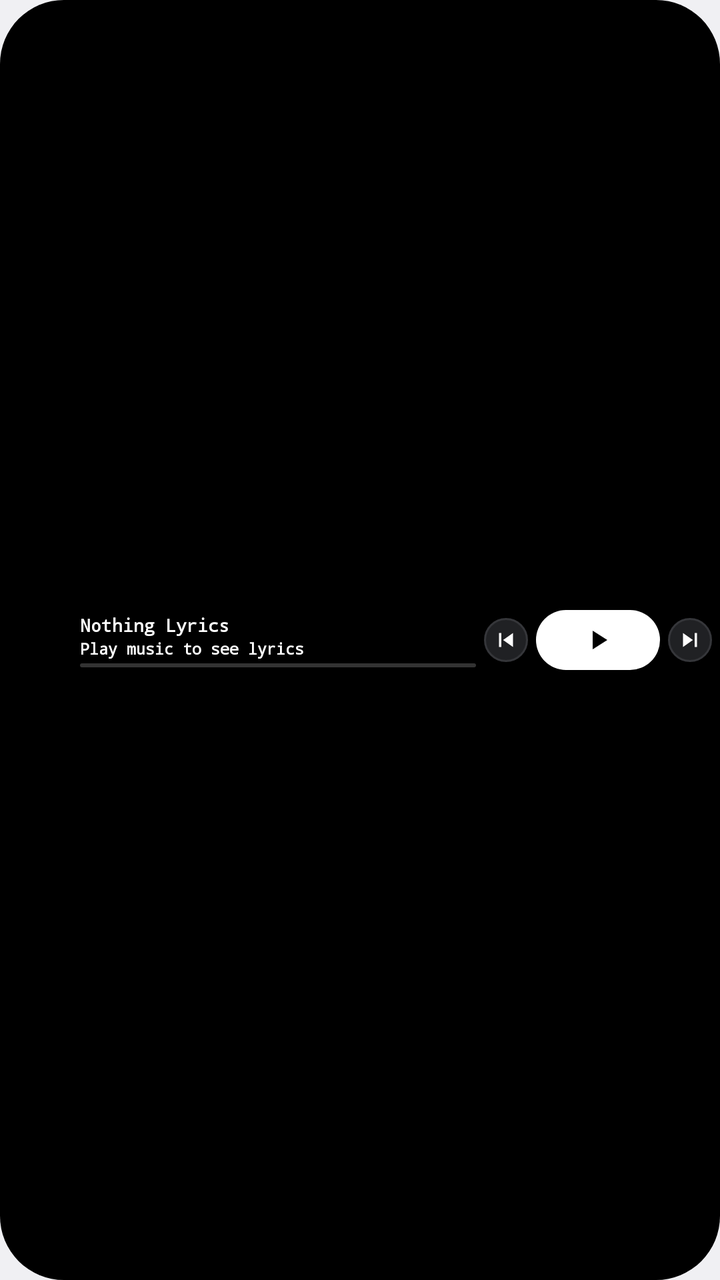
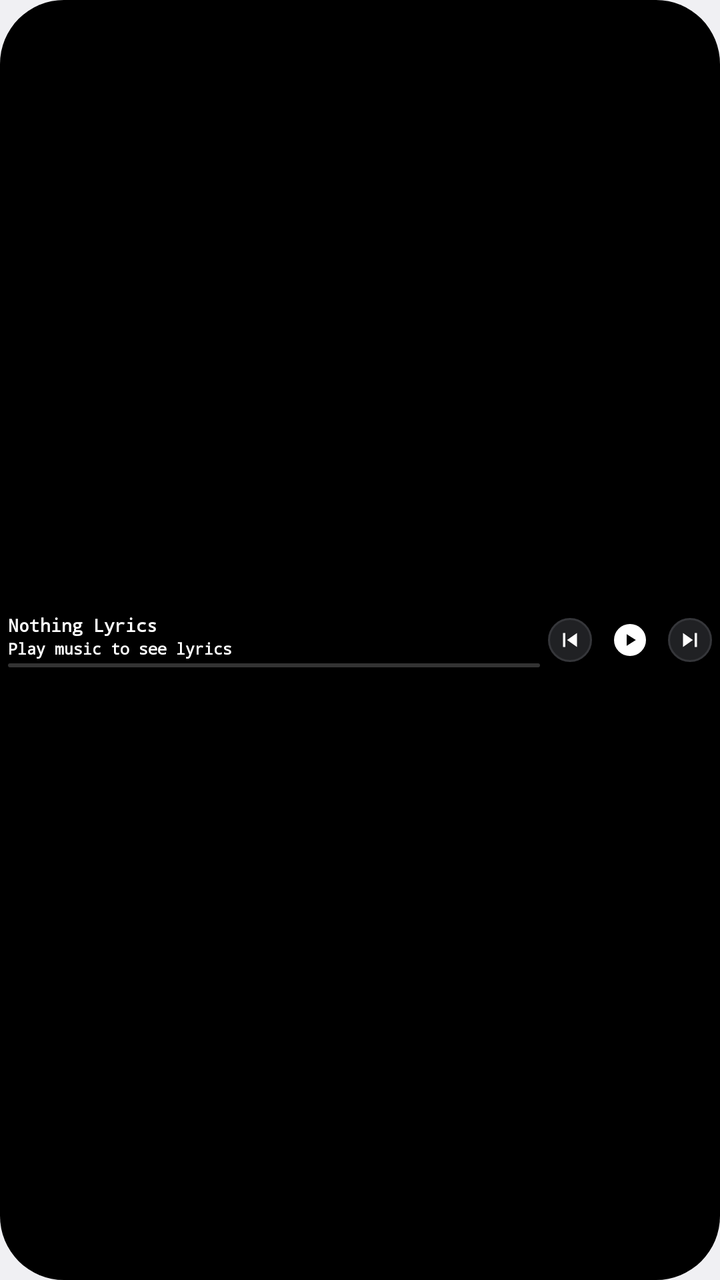

Two renders of the same Android screen: before a commit and after it. Below are the layout's source before the change and the commit's diff.
<!-- AndroidManifest.xml: application theme android:Theme.DeviceDefault.Light.NoActionBar -->
<!-- res/layout/widget_player_strip.xml -->
<?xml version="1.0" encoding="utf-8"?>
<LinearLayout xmlns:android="http://schemas.android.com/apk/res/android"
    android:layout_width="match_parent"
    android:layout_height="match_parent"
    android:orientation="horizontal"
    android:background="@drawable/widget_background"
    android:padding="4dp"
    android:gravity="center_vertical">

    <ImageView
        android:id="@+id/widget_player_disc"
        android:layout_width="28dp"
        android:layout_height="28dp"
        android:contentDescription="Album art"
        android:scaleType="fitXY" />

    <LinearLayout
        android:layout_width="0dp"
        android:layout_height="wrap_content"
        android:layout_weight="1"
        android:orientation="vertical"
        android:layout_marginStart="8dp">

        <TextView
            android:id="@+id/widget_title"
            android:layout_width="match_parent"
            android:layout_height="wrap_content"
            android:ellipsize="end"
            android:fontFamily="monospace"
            android:singleLine="true"
            android:text="Nothing Lyrics"
            android:textColor="#FFFFFF"
            android:textSize="9sp"
            android:textStyle="bold" />

        <TextView
            android:id="@+id/widget_lyric_line1"
            android:layout_width="match_parent"
            android:layout_height="wrap_content"
            android:ellipsize="end"
            android:fontFamily="monospace"
            android:singleLine="true"
            android:text="Play music to see lyrics"
            android:textColor="#FFFFFF"
            android:textSize="8sp"
            android:textStyle="bold" />

        <ProgressBar
            android:id="@+id/widget_player_progress"
            style="@android:style/Widget.ProgressBar.Horizontal"
            android:layout_width="match_parent"
            android:layout_height="2dp"
            android:layout_marginTop="2dp"
            android:indeterminate="false"
            android:max="10000"
            android:progress="0"
            android:progressDrawable="@drawable/widget_progress" />
    </LinearLayout>

    <ImageButton
        android:id="@+id/widget_player_prev"
        android:layout_width="22dp"
        android:layout_height="22dp"
        android:layout_marginStart="4dp"
        android:background="@drawable/widget_button_background"
        android:contentDescription="Previous"
        android:padding="4dp"
        android:scaleType="centerInside"
        android:src="@drawable/ic_widget_prev" />

    <ImageButton
        android:id="@+id/widget_player_play_pause"
        android:layout_width="62dp"
        android:layout_height="30dp"
        android:layout_marginStart="4dp"
        android:background="@drawable/widget_button_primary"
        android:contentDescription="Play or pause"
        android:padding="7dp"
        android:scaleType="centerInside"
        android:src="@drawable/ic_widget_play" />

    <ImageButton
        android:id="@+id/widget_player_next"
        android:layout_width="22dp"
        android:layout_height="22dp"
        android:layout_marginStart="4dp"
        android:background="@drawable/widget_button_background"
        android:contentDescription="Next"
        android:padding="4dp"
        android:scaleType="centerInside"
        android:src="@drawable/ic_widget_next" />

</LinearLayout>
<!-- resources referenced by this layout -->
<resources>
  <!-- drawable ic_widget_next (drawable) -->
  <?xml version="1.0" encoding="utf-8"?>
  <vector xmlns:android="http://schemas.android.com/apk/res/android"
      android:width="24dp"
      android:height="24dp"
      android:viewportWidth="24"
      android:viewportHeight="24">
      <path
          android:fillColor="#FFFFFFFF"
          android:pathData="M6,18l8.5,-6L6,6v12zM16,6v12h2L18,6h-2z" />
  </vector>
  <!-- drawable ic_widget_play (drawable) -->
  <?xml version="1.0" encoding="utf-8"?>
  <vector xmlns:android="http://schemas.android.com/apk/res/android"
      android:width="24dp"
      android:height="24dp"
      android:viewportWidth="24"
      android:viewportHeight="24">
      <path
          android:fillColor="#FF000000"
          android:pathData="M8,5v14l11,-7z" />
  </vector>
  <!-- drawable ic_widget_prev (drawable) -->
  <?xml version="1.0" encoding="utf-8"?>
  <vector xmlns:android="http://schemas.android.com/apk/res/android"
      android:width="24dp"
      android:height="24dp"
      android:viewportWidth="24"
      android:viewportHeight="24">
      <path
          android:fillColor="#FFFFFFFF"
          android:pathData="M6,6h2v12L6,18L6,6zM9.5,12l8.5,6L18,6l-8.5,6z" />
  </vector>
  <!-- drawable widget_background (drawable) -->
  <?xml version="1.0" encoding="utf-8"?>
  <shape xmlns:android="http://schemas.android.com/apk/res/android"
      android:shape="rectangle">
      
      <solid android:color="#FF000000" />
      <corners android:radius="32dp" />
  </shape>
  <!-- drawable widget_button_background (drawable) -->
  <?xml version="1.0" encoding="utf-8"?>
  <shape xmlns:android="http://schemas.android.com/apk/res/android"
      android:shape="oval">
      <solid android:color="#FF202124" />
      <stroke
          android:width="1dp"
          android:color="#FF35363A" />
  </shape>
  <!-- drawable widget_button_primary (drawable) -->
  <?xml version="1.0" encoding="utf-8"?>
  <shape xmlns:android="http://schemas.android.com/apk/res/android"
      android:shape="rectangle">
      <solid android:color="#FFFFFFFF" />
      <corners android:radius="25dp" />
  </shape>
  <!-- drawable widget_progress (drawable) -->
  <?xml version="1.0" encoding="utf-8"?>
  <layer-list xmlns:android="http://schemas.android.com/apk/res/android">
      <item android:id="@android:id/background">
          <shape android:shape="rectangle">
              <solid android:color="#33FFFFFF" />
              <corners android:radius="2dp" />
          </shape>
      </item>
      <item android:id="@android:id/progress">
          <clip>
              <shape android:shape="rectangle">
                  <solid android:color="#FFFFFFFF" />
                  <corners android:radius="2dp" />
              </shape>
          </clip>
      </item>
  </layer-list>
</resources>

<!-- the commit's change to res/layout/widget_player_strip.xml (unified diff, before → after) -->
@@ -1,5 +1,6 @@
 <?xml version="1.0" encoding="utf-8"?>
 <LinearLayout xmlns:android="http://schemas.android.com/apk/res/android"
+    android:id="@+id/widget_player_root"
     android:layout_width="match_parent"
     android:layout_height="match_parent"
     android:orientation="horizontal"
@@ -7,19 +8,11 @@
     android:padding="4dp"
     android:gravity="center_vertical">
 
-    <ImageView
-        android:id="@+id/widget_player_disc"
-        android:layout_width="28dp"
-        android:layout_height="28dp"
-        android:contentDescription="Album art"
-        android:scaleType="fitXY" />
-
     <LinearLayout
         android:layout_width="0dp"
         android:layout_height="wrap_content"
         android:layout_weight="1"
-        android:orientation="vertical"
-        android:layout_marginStart="8dp">
+        android:orientation="vertical">
 
         <TextView
             android:id="@+id/widget_title"
@@ -68,16 +61,31 @@
         android:scaleType="centerInside"
         android:src="@drawable/ic_widget_prev" />
 
-    <ImageButton
-        android:id="@+id/widget_player_play_pause"
-        android:layout_width="62dp"
+    <FrameLayout
+        android:id="@+id/widget_player_disc_button"
+        android:layout_width="30dp"
         android:layout_height="30dp"
         android:layout_marginStart="4dp"
-        android:background="@drawable/widget_button_primary"
-        android:contentDescription="Play or pause"
-        android:padding="7dp"
-        android:scaleType="centerInside"
-        android:src="@drawable/ic_widget_play" />
+        android:contentDescription="Play or pause">
+
+        <ImageView
+            android:id="@+id/widget_player_disc"
+            android:layout_width="match_parent"
+            android:layout_height="match_parent"
+            android:contentDescription="Spinning play or pause disc"
+            android:scaleType="fitXY" />
+
+        <ImageView
+            android:id="@+id/widget_player_play_pause"
+            android:layout_width="16dp"
+            android:layout_height="16dp"
+            android:layout_gravity="center"
+            android:background="@drawable/widget_button_primary"
+            android:contentDescription="Play or pause"
+            android:padding="3dp"
+            android:scaleType="centerInside"
+            android:src="@drawable/ic_widget_play" />
+    </FrameLayout>
 
     <ImageButton
         android:id="@+id/widget_player_next"
<!-- resource entries referenced after the edit -->
@@ -53,9 +53,8 @@
   <!-- drawable widget_button_primary (drawable) -->
   <?xml version="1.0" encoding="utf-8"?>
   <shape xmlns:android="http://schemas.android.com/apk/res/android"
-      android:shape="rectangle">
+      android:shape="oval">
       <solid android:color="#FFFFFFFF" />
-      <corners android:radius="25dp" />
   </shape>
   <!-- drawable widget_progress (drawable) -->
   <?xml version="1.0" encoding="utf-8"?>
